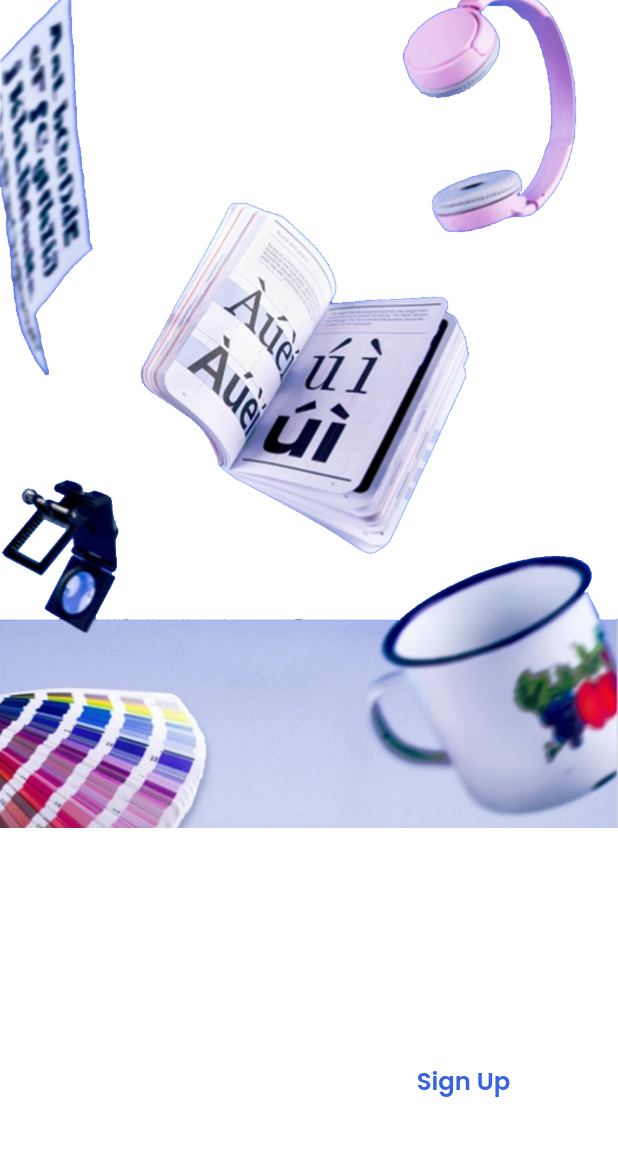
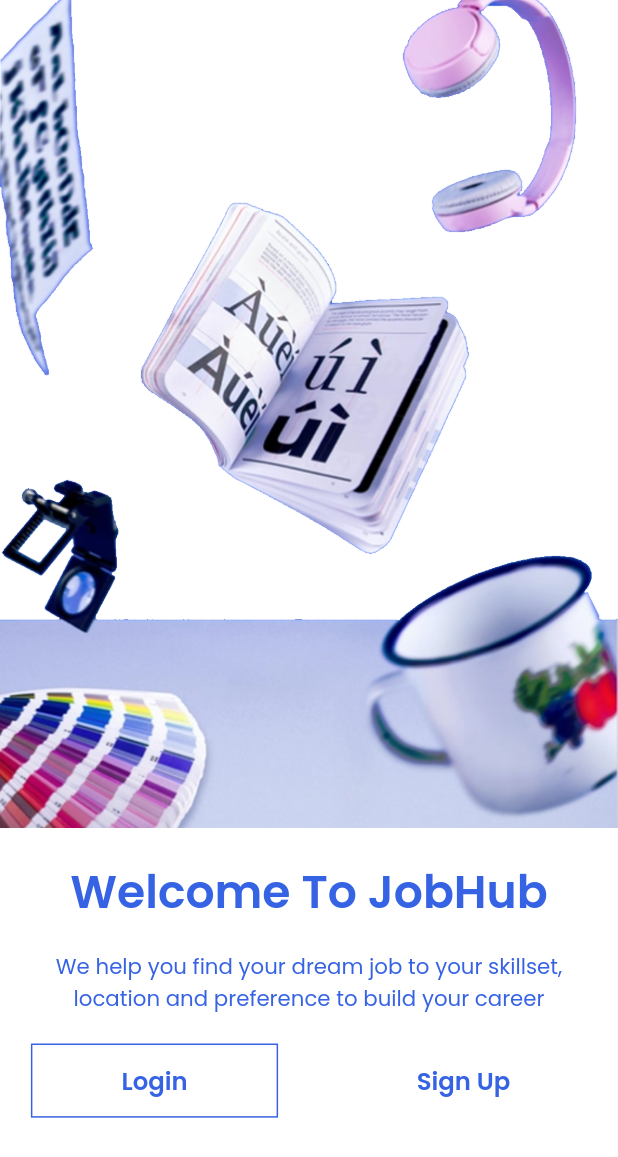
Before and after one commit to hidechy/flutter_udemy_with_nodejs, a Flutter app: the screen it shows after launch, swiped to page 3, on a phone screen of 412 x 824 dp. Shown: the top 1157 px of the screen. Run offline on Flutter 3.47's test engine with Material 2 defaults, Android fonts, the phone set to English and light mode, and no system bars; our stand-ins replace flutter_screenutil, get, google_fonts, image_cropper, image_picker, shared_preferences and 1 more.

Commit message:
commit 20230603 create intro screen

```diff
--- a/lib/views/ui/onboarding/widgets/page_three.dart
+++ b/lib/views/ui/onboarding/widgets/page_three.dart
@@ -28,7 +28,7 @@
               text: 'Welcome To JobHub',
               style: appstyle(
                 30,
-                Color(kLight.value),
+                Color(kLightBlue.value),
                 FontWeight.w600,
               ),
             ),
@@ -38,7 +38,11 @@
               child: Text(
                 'We help you find your dream job to your skillset, location and preference to build your career',
                 textAlign: TextAlign.center,
-                style: appstyle(14, Color(kLight.value), FontWeight.normal),
+                style: appstyle(
+                  14,
+                  Color(kLightBlue.value),
+                  FontWeight.normal,
+                ),
               ),
             ),
             const HeightSpacer(size: 20),
@@ -56,7 +60,7 @@
                   text: 'Login',
                   width: width * 0.4,
                   height: height * 0.06,
-                  color: Color(kLight.value),
+                  color: Color(kLightBlue.value),
                 ),
                 GestureDetector(
                   onTap: () {
```
